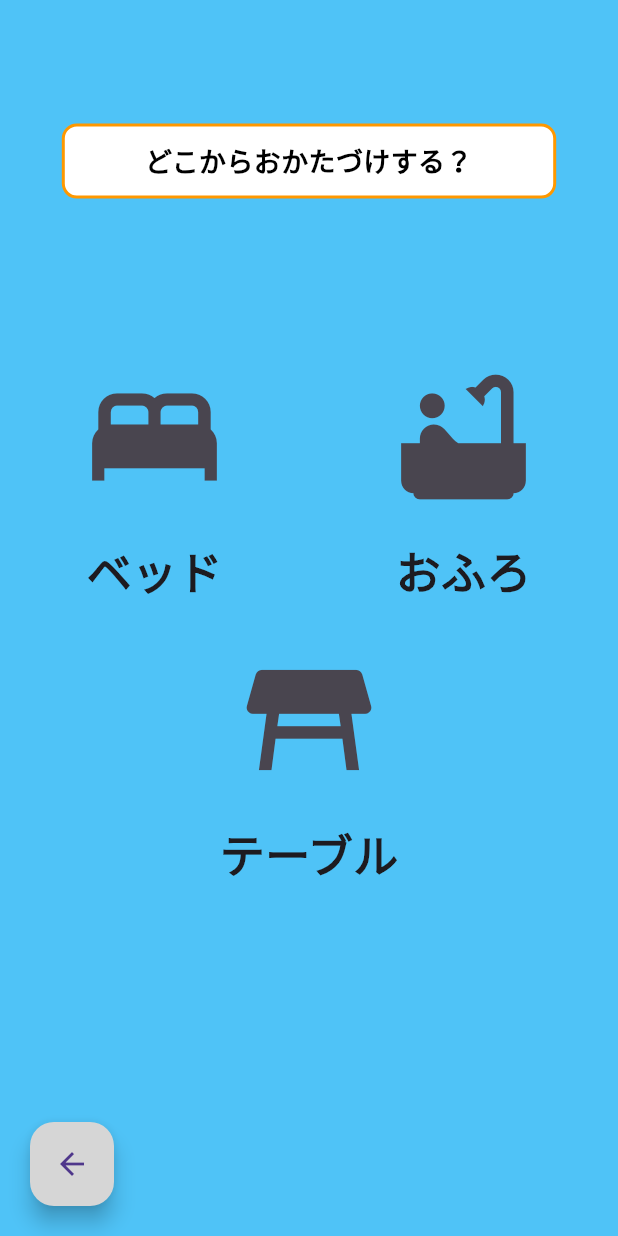
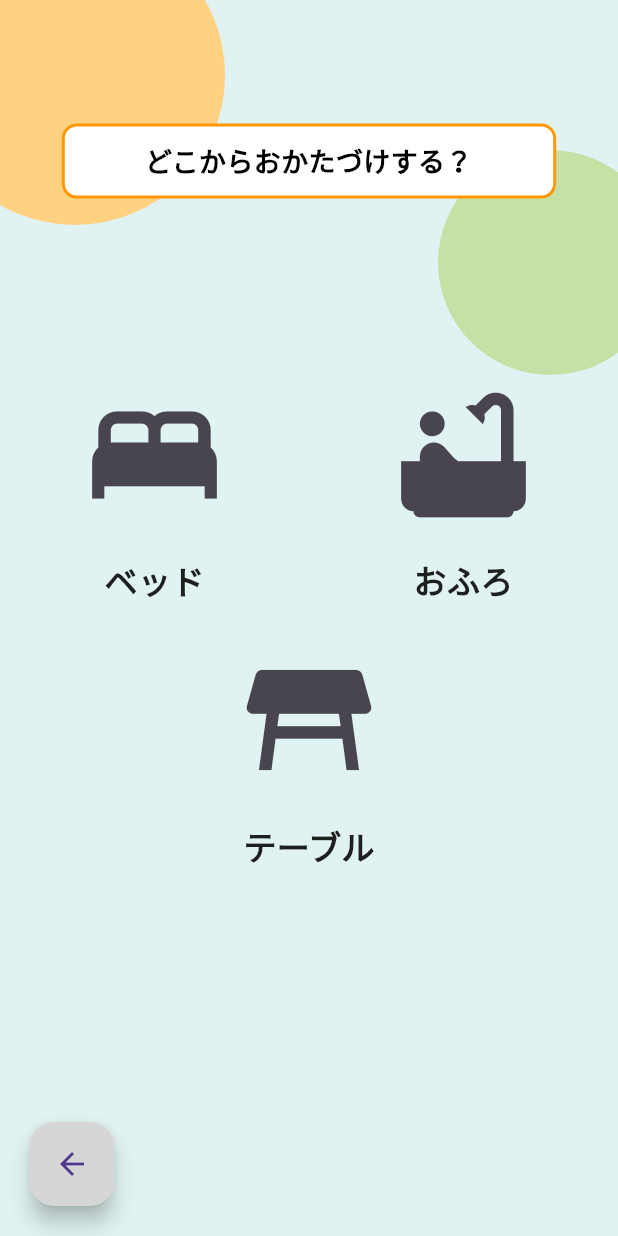
Before and after one commit to haseAyy/unodosu, a Flutter app: the HelpModeScreen screen opened directly, after a tap on "おかたづけ", on a phone screen of 412 x 824 dp. Run offline on Flutter 3.47's test engine with Material 3 defaults, Android fonts, the phone set to English and light mode, and no system bars.

Commit message:
12/18アイコン追加

```diff
--- a/adventer_app/lib/EducationModeScreen/CalcEducationScreen.dart
+++ b/adventer_app/lib/EducationModeScreen/CalcEducationScreen.dart
@@ -95,7 +95,7 @@ class CalcEducationScreen extends StatelessWidget {
     return Scaffold(
       appBar: AppBar(
         automaticallyImplyLeading: false, // 戻るボタンを非表示にする
-        backgroundColor: const Color.fromARGB(255, 255, 182, 193), // ピンク色の背景
+        backgroundColor: const Color.fromARGB(141, 57, 154, 0),
         elevation: 0,
         title: const Text(
           'いろもんだい',
@@ -146,7 +146,7 @@ class CalcEducationScreen extends StatelessWidget {
                 _showQuitDialog(context); // ダイアログを表示
               },
               style: TextButton.styleFrom(
-                backgroundColor: const Color.fromARGB(255, 255, 182, 193),
+                backgroundColor: const Color.fromARGB(141, 57, 154, 0),
                 shape: RoundedRectangleBorder(
                   borderRadius: BorderRadius.circular(20), // 角丸
                 ),
--- a/adventer_app/lib/EducationModeScreen/ColorEducationScreen.dart
+++ b/adventer_app/lib/EducationModeScreen/ColorEducationScreen.dart
@@ -96,7 +96,7 @@ class ColorEducationScreen extends StatelessWidget {
     return Scaffold(
       appBar: AppBar(
         automaticallyImplyLeading: false, // 戻るボタンを非表示にする
-        backgroundColor: const Color.fromARGB(255, 255, 182, 193), // ピンク色の背景
+        backgroundColor: const Color.fromARGB(141, 57, 154, 0),
         elevation: 0,
         title: const Text(
           'いろもんだい',
@@ -147,7 +147,7 @@ class ColorEducationScreen extends StatelessWidget {
                 _showQuitDialog(context); // ダイアログを表示
               },
               style: TextButton.styleFrom(
-                backgroundColor: const Color.fromARGB(255, 255, 182, 193),
+                backgroundColor: const Color.fromARGB(141, 57, 154, 0),
                 shape: RoundedRectangleBorder(
                   borderRadius: BorderRadius.circular(20), // 角丸
                 ),
--- a/adventer_app/lib/EducationModeScreen/LetterEducationScreen.dart
+++ b/adventer_app/lib/EducationModeScreen/LetterEducationScreen.dart
@@ -95,7 +95,7 @@ class LetterEducationScreen extends StatelessWidget {
     return Scaffold(
       appBar: AppBar(
         automaticallyImplyLeading: false, // 戻るボタンを非表示にする
-        backgroundColor: const Color.fromARGB(255, 255, 182, 193), // ピンク色の背景
+        backgroundColor: const Color.fromARGB(141, 57, 154, 0),
         elevation: 0,
         title: const Text(
           'もじもんだい',
@@ -146,7 +146,7 @@ class LetterEducationScreen extends StatelessWidget {
                 _showQuitDialog(context); // ダイアログを表示
               },
               style: TextButton.styleFrom(
-                backgroundColor: const Color.fromARGB(255, 255, 182, 193),
+                backgroundColor: const Color.fromARGB(141, 57, 154, 0),
                 shape: RoundedRectangleBorder(
                   borderRadius: BorderRadius.circular(20), // 角丸
                 ),
--- a/adventer_app/lib/EducationModeScreen/ShapeEducationScreen.dart
+++ b/adventer_app/lib/EducationModeScreen/ShapeEducationScreen.dart
@@ -95,7 +95,7 @@ class ShapeEducationScreen extends StatelessWidget {
     return Scaffold(
       appBar: AppBar(
         automaticallyImplyLeading: false, // 戻るボタンを非表示にする
-        backgroundColor: const Color.fromARGB(255, 255, 182, 193), // ピンク色の背景
+        backgroundColor: const Color.fromARGB(141, 57, 154, 0),
         elevation: 0,
         title: const Text(
           'かたちもんだい',
@@ -146,7 +146,7 @@ class ShapeEducationScreen extends StatelessWidget {
                 _showQuitDialog(context); // ダイアログを表示
               },
               style: TextButton.styleFrom(
-                backgroundColor: const Color.fromARGB(255, 255, 182, 193),
+                backgroundColor: const Color.fromARGB(141, 57, 154, 0),
                 shape: RoundedRectangleBorder(
                   borderRadius: BorderRadius.circular(20), // 角丸
                 ),
--- a/adventer_app/lib/HelpModeScreen/Cleaning/HelpCleaningListScreen.dart
+++ b/adventer_app/lib/HelpModeScreen/Cleaning/HelpCleaningListScreen.dart
@@ -10,8 +10,34 @@ class CleaningScreen extends StatelessWidget {
     return Scaffold(
       body: Stack(
         children: [
-          // 背景色
-          Container(color: Colors.lightBlue[300]),
+          // 背景色（温かみのある色調）
+          Container(color: Colors.teal[50]),
+
+          // 上部デコレーション（円形の装飾）
+          Positioned(
+            top: -50,
+            left: -50,
+            child: Container(
+              width: 200,
+              height: 200,
+              decoration: BoxDecoration(
+                color: Colors.orangeAccent[100],
+                shape: BoxShape.circle,
+              ),
+            ),
+          ),
+          Positioned(
+            top: 100,
+            right: -30,
+            child: Container(
+              width: 150,
+              height: 150,
+              decoration: BoxDecoration(
+                color: Colors.lightGreen[200],
+                shape: BoxShape.circle,
+              ),
+            ),
+          ),
 
           // 質問部分
           Positioned(
@@ -112,8 +138,11 @@ class CleaningScreen extends StatelessWidget {
         // テキストの位置調整（上または下にずらす）
         Text(
           label,
-          style: const TextStyle(fontSize: 30, fontWeight: FontWeight.bold),
-
+          style: const TextStyle(
+            fontSize: 22,
+            fontWeight: FontWeight.bold,
+            color: Colors.black87,
+          ),
         ),
       ],
     );
--- a/adventer_app/lib/HelpModeScreen/HelpModeScreen.dart
+++ b/adventer_app/lib/HelpModeScreen/HelpModeScreen.dart
@@ -51,7 +51,7 @@ class HelpModeScreen extends StatelessWidget {
             child: Column(
               children: [
                 const Padding(
-                  padding:  EdgeInsets.symmetric(horizontal: 20),
+                  padding: EdgeInsets.symmetric(horizontal: 20),
                   child: Text(
                     'もんだいをえらぼう！',
                     style: TextStyle(
@@ -65,8 +65,9 @@ class HelpModeScreen extends StatelessWidget {
                 const SizedBox(height: 100),
                 CategoryButton(
                   categoryName: 'おかたづけ',
-                  description: 'おかたづけをしよう！\nおかたづけをまなべるよ',
+                  description: 'おかたづけをしよう！\nおへやをきれいにしよう',
                   backgroundColor: const Color.fromARGB(255, 162, 243, 254),
+                  icon: Icons.cleaning_services, // アイコン追加
                   onPressed: () {
                     Navigator.push(
                       context,
@@ -79,6 +80,7 @@ class HelpModeScreen extends StatelessWidget {
                   categoryName: 'おつかい',
                   description: 'おつかいをしよう！\nおかねをまなべるよ',
                   backgroundColor: const Color.fromARGB(255, 249, 255, 198),
+                  icon: Icons.shopping_cart, // アイコン追加
                   onPressed: () {
                     Navigator.push(
                       context,
@@ -116,6 +118,7 @@ class CategoryButton extends StatelessWidget {
   final String categoryName;
   final String description; // 説明文を追加
   final Color backgroundColor;
+  final IconData icon; // アイコンを追加
   final VoidCallback onPressed;
 
   const CategoryButton({
@@ -123,6 +126,7 @@ class CategoryButton extends StatelessWidget {
     required this.categoryName,
     required this.description,
     required this.backgroundColor,
+    required this.icon, // アイコンを追加
     required this.onPressed,
   });
 
@@ -147,6 +151,11 @@ class CategoryButton extends StatelessWidget {
         ),
         child: Row(
           children: [
+            Icon(
+              icon, // アイコンを表示
+              size: 40, // アイコンの大きさ
+              color: Colors.black54,
+            ),
             const SizedBox(width: 20), // アイコンとテキストの間隔
             Column(
               crossAxisAlignment: CrossAxisAlignment.start,
@@ -168,7 +177,7 @@ class CategoryButton extends StatelessWidget {
               child: Text(
                 description,
                 style: const TextStyle(
-                  fontSize: 14,
+                  fontSize: 12,
                   color: Colors.black54,
                   fontFamily: 'Comic Sans MS',
                 ),
```
Also changed, not shown: adventer_app/lib/EducationModeScreen/EducationModeScreen.dart (+13 -2 lines).
